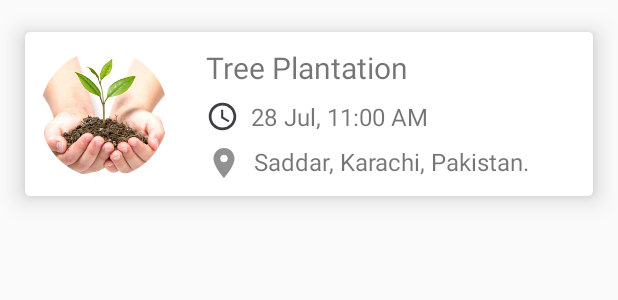
After one commit to naumanahmad9/VolunteerApp, an Android app: the layout fragment_list_layout.xml on its own in the app's theme, with its tools: preview values and no code run, on a phone screen of 412 x 824 dp. The commit adds this screen. Shown: the top 300 px of the screen. Run offline under Robolectric (Android 15) with nearby library versions, the phone set to English and light mode, and no system bars.

Commit message:
made changes

```diff
--- a/app/build.gradle
+++ b/app/build.gradle
@@ -26,6 +26,9 @@ dependencies {
     testImplementation 'junit:junit:4.12'
     androidTestImplementation 'com.android.support.test:runner:1.0.2'
     androidTestImplementation 'com.android.support.test.espresso:espresso-core:3.0.2'
+
     implementation 'com.android.support:support-v4:28.0.0'
     implementation 'com.android.support:design:28.0.0'
+    implementation 'com.android.support:cardview-v7:28.0.0'
+    implementation 'de.hdodenhof:circleimageview:3.0.0'
 }
--- /dev/null
+++ b/app/src/main/res/drawable/ic_time_black.xml
@@ -0,0 +1,5 @@
+<vector android:height="24dp" android:tint="#3F3C46"
+    android:viewportHeight="24.0" android:viewportWidth="24.0"
+    android:width="24dp" xmlns:android="http://schemas.android.com/apk/res/android">
+    <path android:fillColor="#FF000000" android:pathData="M11.99,2C6.47,2 2,6.48 2,12s4.47,10 9.99,10C17.52,22 22,17.52 22,12S17.52,2 11.99,2zM12,20c-4.42,0 -8,-3.58 -8,-8s3.58,-8 8,-8 8,3.58 8,8 -3.58,8 -8,8zM12.5,7H11v6l5.25,3.15 0.75,-1.23 -4.5,-2.67z"/>
+</vector>
--- a/app/src/main/res/layout/activity_dashboard.xml
+++ b/app/src/main/res/layout/activity_dashboard.xml
@@ -6,4 +6,24 @@
     android:layout_height="match_parent"
     tools:context=".DashboardActivity">
 
+    <android.support.design.widget.TabLayout
+        android:id="@+id/tabs"
+        android:layout_width="wrap_content"
+        android:layout_height="wrap_content"
+        app:layout_constraintEnd_toStartOf="@+id/view_pager"
+        app:layout_constraintStart_toStartOf="parent"
+        app:layout_constraintTop_toTopOf="parent"
+        app:tabBackground="@color/colorPrimary"
+        app:tabIndicatorColor="@android:color/white"
+        app:tabInlineLabel="true"
+        app:tabMaxWidth="140dp"
+        app:tabMode="scrollable"
+        app:tabTextColor="@android:color/white" />
+
+    <android.support.v4.view.ViewPager
+        android:id="@+id/view_pager"
+        android:layout_width="match_parent"
+        android:layout_height="match_parent">
+    </android.support.v4.view.ViewPager>
+
 </android.support.constraint.ConstraintLayout>
--- /dev/null
+++ b/app/src/main/res/layout/fragment_list_layout.xml
@@ -0,0 +1,84 @@
+<?xml version="1.0" encoding="utf-8"?>
+<android.support.v7.widget.CardView
+    xmlns:android="http://schemas.android.com/apk/res/android"
+    xmlns:app="http://schemas.android.com/apk/res-auto"
+    xmlns:tools="http://schemas.android.com/tools"
+    android:layout_width="match_parent"
+    android:layout_height="wrap_content"
+    android:layout_margin="5dp"
+    app:cardElevation="10dp"
+    app:cardCornerRadius="3dp"
+    app:cardUseCompatPadding="true"
+    >
+
+    <RelativeLayout
+        android:layout_width="match_parent"
+        android:layout_height="wrap_content"
+        android:padding="10dp">
+
+        <de.hdodenhof.circleimageview.CircleImageView
+            android:id="@+id/event_image"
+            android:layout_width="85dp"
+            android:layout_height="85dp"
+            android:layout_marginTop="2dp"
+            android:src="@drawable/treeplantation"
+            />
+
+        <TextView
+            android:id="@+id/event_title"
+            android:layout_width="wrap_content"
+            android:layout_height="wrap_content"
+            android:text="Tree Plantation"
+            android:textSize="20sp"
+            android:layout_toRightOf="@id/event_image"
+            android:layout_marginStart="25dp"
+            />
+
+        <ImageView
+            android:id="@+id/time_icon"
+            android:layout_width="22dp"
+            android:layout_height="22dp"
+            android:layout_marginStart="25dp"
+            android:layout_marginTop="8dp"
+            android:src="@drawable/ic_time_black"
+            android:layout_below="@id/event_title"
+            android:layout_toRightOf="@id/event_image"
+            />
+
+        <TextView
+            android:id="@+id/event_time"
+            android:layout_width="wrap_content"
+            android:layout_height="wrap_content"
+            android:layout_toRightOf="@id/time_icon"
+            android:layout_below="@id/event_title"
+            android:layout_marginTop="8dp"
+            android:layout_marginStart="8dp"
+            android:text="28 Jul, 11:00 AM"
+            android:textSize="16sp"
+            />
+
+        <ImageView
+            android:id="@+id/location_icon"
+            android:layout_width="24dp"
+            android:layout_height="24dp"
+            android:layout_marginStart="25dp"
+            android:layout_marginTop="8dp"
+            android:src="@drawable/ic_place"
+            android:layout_below="@id/time_icon"
+            android:layout_toRightOf="@id/event_image"
+            />
+
+        <TextView
+            android:layout_width="wrap_content"
+            android:layout_height="wrap_content"
+            android:layout_toRightOf="@id/location_icon"
+            android:layout_below="@id/event_time"
+            android:layout_marginTop="8dp"
+            android:layout_marginStart="8dp"
+            android:text="Saddar, Karachi, Pakistan."
+            android:textSize="16sp"
+            />
+
+    </RelativeLayout>
+
+</android.support.v7.widget.CardView>
--- a/app/src/main/res/layout/fragment_new_events.xml
+++ b/app/src/main/res/layout/fragment_new_events.xml
@@ -1,13 +1,9 @@
 <?xml version="1.0" encoding="utf-8"?>
-<FrameLayout xmlns:android="http://schemas.android.com/apk/res/android"
+<RelativeLayout xmlns:android="http://schemas.android.com/apk/res/android"
     xmlns:tools="http://schemas.android.com/tools"
     android:layout_width="match_parent"
-    android:layout_height="match_parent"
+    android:layout_height="wrap_content"
     tools:context=".Fragments.NewEventsFragment">
-
-    <RelativeLayout
-        android:layout_width="match_parent"
-        android:layout_height="wrap_content">
 
         <ListView
             android:id="@+id/lv_new_events"
@@ -23,7 +19,6 @@
             android:src="@drawable/ic_add_circle"
             android:layout_alignParentBottom="true"
             android:layout_alignParentEnd="true"
-            />
-    </RelativeLayout>
+            android:contentDescription="add event" />
 
-</FrameLayout>
+</RelativeLayout>
```
Also changed, not shown: app/src/main/res/drawable/treeplantation.jpg (added).
